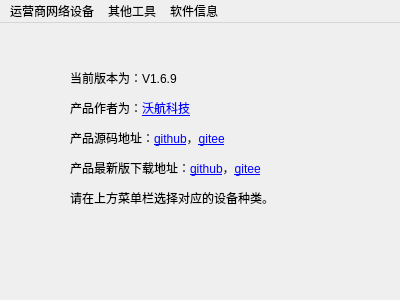
Before: the Qt Designer form mainwindow/mainwindow.ui in worldflyingct/setdevicetool, drawn with Qt 5.
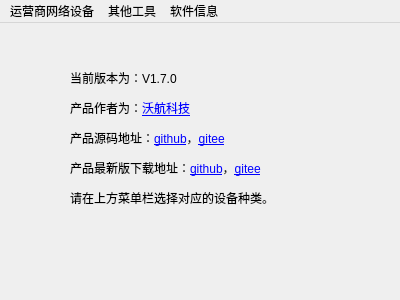
After: the same form once the commit is applied. Icons and pictures are not drawn.

The edit to the form file:
```diff
--- a/mainwindow/mainwindow.ui
+++ b/mainwindow/mainwindow.ui
@@ -31,7 +31,7 @@
      </rect>
     </property>
     <property name="text">
-     <string>&lt;html&gt;&lt;head/&gt;&lt;body&gt;&lt;p&gt;当前版本为：V1.6.9&lt;/p&gt;&lt;p&gt;产品作者为：&lt;a href=&quot;https://www.worldflying.cn&quot;&gt;&lt;span style=&quot; text-decoration: underline; color:#0000ff;&quot;&gt;沃航科技&lt;/span&gt;&lt;/a&gt;&lt;/p&gt;&lt;p&gt;产品源码地址：&lt;a href=&quot;https://github.com/worldflyingct/setdevicetool&quot;&gt;&lt;span style=&quot; text-decoration: underline; color:#0000ff;&quot;&gt;github&lt;/span&gt;&lt;/a&gt;，&lt;a href=&quot;https://gitee.com/worldflying/setdevicetool&quot;&gt;&lt;span style=&quot; text-decoration: underline; color:#0000ff;&quot;&gt;gitee&lt;/span&gt;&lt;/a&gt;&lt;/p&gt;&lt;p&gt;产品最新版下载地址：&lt;a href=&quot;https://github.com/worldflyingct/setdevicetool/releases&quot;&gt;&lt;span style=&quot; text-decoration: underline; color:#0000ff;&quot;&gt;github&lt;/span&gt;&lt;/a&gt;，&lt;a href=&quot;https://gitee.com/worldflying/setdevicetool/releases&quot;&gt;&lt;span style=&quot; text-decoration: underline; color:#0000ff;&quot;&gt;gitee&lt;/span&gt;&lt;/a&gt;&lt;/p&gt;&lt;p&gt;请在上方菜单栏选择对应的设备种类。&lt;/p&gt;&lt;/body&gt;&lt;/html&gt;</string>
+     <string>&lt;html&gt;&lt;head/&gt;&lt;body&gt;&lt;p&gt;当前版本为：V1.7.0&lt;/p&gt;&lt;p&gt;产品作者为：&lt;a href=&quot;https://www.worldflying.cn&quot;&gt;&lt;span style=&quot; text-decoration: underline; color:#0000ff;&quot;&gt;沃航科技&lt;/span&gt;&lt;/a&gt;&lt;/p&gt;&lt;p&gt;产品源码地址：&lt;a href=&quot;https://github.com/worldflyingct/setdevicetool&quot;&gt;&lt;span style=&quot; text-decoration: underline; color:#0000ff;&quot;&gt;github&lt;/span&gt;&lt;/a&gt;，&lt;a href=&quot;https://gitee.com/worldflying/setdevicetool&quot;&gt;&lt;span style=&quot; text-decoration: underline; color:#0000ff;&quot;&gt;gitee&lt;/span&gt;&lt;/a&gt;&lt;/p&gt;&lt;p&gt;产品最新版下载地址：&lt;a href=&quot;https://github.com/worldflyingct/setdevicetool/releases&quot;&gt;&lt;span style=&quot; text-decoration: underline; color:#0000ff;&quot;&gt;github&lt;/span&gt;&lt;/a&gt;，&lt;a href=&quot;https://gitee.com/worldflying/setdevicetool/releases&quot;&gt;&lt;span style=&quot; text-decoration: underline; color:#0000ff;&quot;&gt;gitee&lt;/span&gt;&lt;/a&gt;&lt;/p&gt;&lt;p&gt;请在上方菜单栏选择对应的设备种类。&lt;/p&gt;&lt;/body&gt;&lt;/html&gt;</string>
     </property>
     <property name="openExternalLinks">
      <bool>true</bool>
```
Left out of the diff: 6 changed lines with no effect on the pictures.
